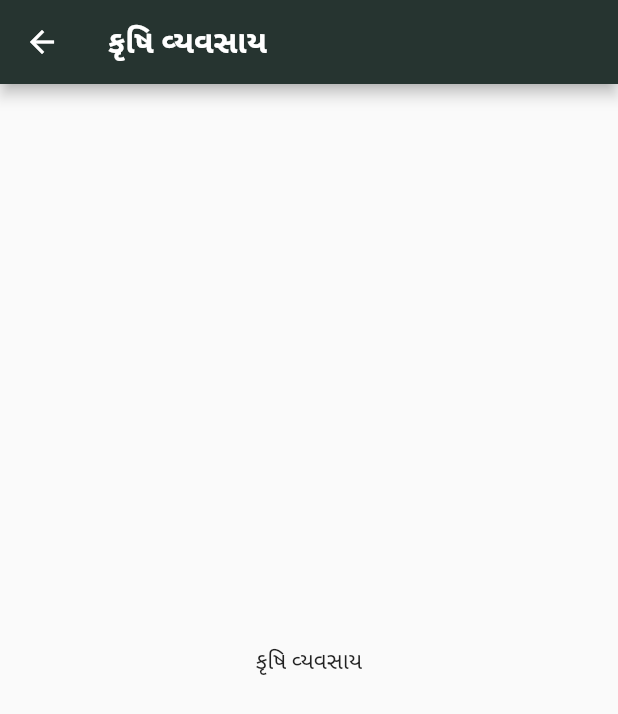
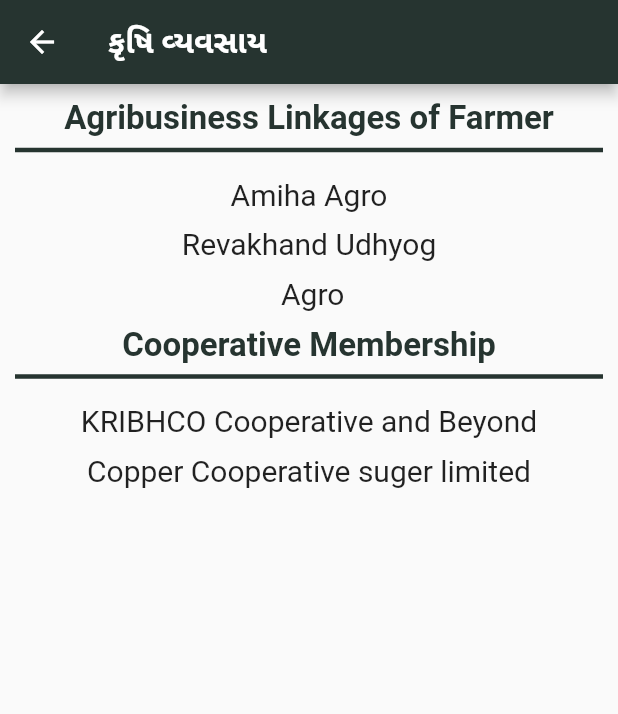
Before and after one commit to IndesignGraphics/hackster, a Flutter app: the AgriBusiness screen opened directly, on a phone screen of 412 x 824 dp. Shown: the top 714 px of the screen. Run offline on Flutter 3.47's test engine with Material 2 defaults, Android fonts, the phone set to English and light mode, and no system bars; our stand-ins replace firebase_auth, firebase_core, flutter_svg, geocoding, geolocator, image_picker and 2 more; accounts and stored records are empty; generated files the repository leaves out were written again.

Commit message:
agri business and shimmer effect

```diff
--- a/lib/screens/navigation/agri_business.dart
+++ b/lib/screens/navigation/agri_business.dart
@@ -10,9 +10,51 @@
       appBar: AppBar(
         title: Text(AppLocalizations.of(context)?.agriBusiness ??'AgriBusiness'),
       ),
-      body: Center(
-        child: Text(AppLocalizations.of(context)?.agriBusiness ??'AgriBusiness'),
-      ),
+      body: Container(
+        height: MediaQuery.of(context).size.height-100,
+        padding:const EdgeInsets.all(10),
+        child: SingleChildScrollView(
+          child: Column(
+            children: [
+              Text(
+                'Agribusiness Linkages of Farmer',
+                style: TextStyle(
+                  fontWeight: FontWeight.bold,
+                  color: Theme.of(context).primaryColor,
+                  fontSize: 22,
+                ),
+              ),
+              Divider(
+                color: Theme.of(context).primaryColor,
+                thickness: 3,
+              ),
+              SizedBox(height: 10,),
+              Text('Amiha Agro',style: TextStyle(fontSize: 20),),
+              SizedBox(height: 10,),
+              Text('Revakhand Udhyog',style: TextStyle(fontSize: 20),),
+              SizedBox(height: 10,),
+              Text(' Agro',style: TextStyle(fontSize: 20),),
+              SizedBox(height: 10,),
+              Text(
+                'Cooperative Membership',
+                style: TextStyle(
+                  fontWeight: FontWeight.bold,
+                  color: Theme.of(context).primaryColor,
+                  fontSize: 22,
+                ),
+              ),
+              Divider(
+                color: Theme.of(context).primaryColor,
+                thickness: 3,
+              ),
+              SizedBox(height: 10,),
+              Text('KRIBHCO Cooperative and Beyond',style: TextStyle(fontSize: 20),),
+              SizedBox(height: 10,),
+              Text('Copper Cooperative suger limited',style: TextStyle(fontSize: 20),),
+            ],
+          ),
+        ),
+      )
     );
   }
 }
--- a/pubspec.yaml
+++ b/pubspec.yaml
@@ -47,8 +47,7 @@
   provider: ^6.0.4
   image_picker: ^0.8.6
   url_launcher: ^6.1.6
-  app_settings: ^4.1.8
-
+  shimmer: ^2.0.0
 
 dev_dependencies:
   flutter_test:
```
Also changed, not shown: lib/screens/home_page.dart (+53 -11 lines), lib/screens/log_in.dart (+43 -17 lines), pubspec.lock.
